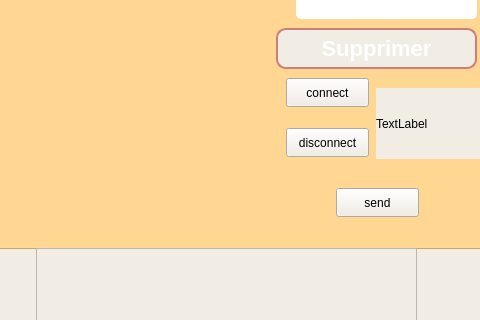
Old version of the form mainwindow.ui in the repository ProjetCpp-2425/projetcpp-gest-up; both pictures show x 834 to 1314 and y 302 to 622 of the 1314 by 803 pixel window.
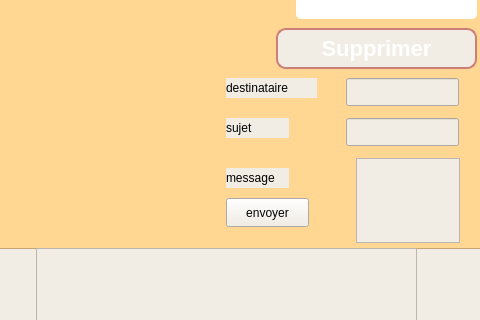
New version of the form. Icons and pictures are not drawn.

```diff
--- a/mainwindow.ui
+++ b/mainwindow.ui
@@ -1214,56 +1214,86 @@
      <enum>QFrame::Raised</enum>
     </property>
    </widget>
-   <widget class="QPushButton" name="connectButton">
+   <widget class="QLabel" name="label_16">
     <property name="geometry">
      <rect>
-      <x>1120</x>
+      <x>1060</x>
       <y>380</y>
-      <width>83</width>
-      <height>29</height>
+      <width>91</width>
+      <height>20</height>
      </rect>
     </property>
     <property name="text">
-     <string>connect</string>
+     <string>destinataire</string>
     </property>
    </widget>
-   <widget class="QPushButton" name="sendCommandButton">
+   <widget class="QLineEdit" name="lineEditRecipient">
     <property name="geometry">
      <rect>
-      <x>1170</x>
-      <y>490</y>
-      <width>83</width>
-      <height>29</height>
+      <x>1180</x>
+      <y>380</y>
+      <width>113</width>
+      <height>28</height>
      </rect>
     </property>
+   </widget>
+   <widget class="QLabel" name="label_17">
+    <property name="geometry">
+     <rect>
+      <x>1060</x>
+      <y>420</y>
+      <width>63</width>
+      <height>20</height>
+     </rect>
+    </property>
     <property name="text">
-     <string>send</string>
+     <string>sujet</string>
     </property>
    </widget>
-   <widget class="QPushButton" name="disconnectButton">
+   <widget class="QLineEdit" name="lineEditSubject">
     <property name="geometry">
      <rect>
-      <x>1120</x>
-      <y>430</y>
-      <width>83</width>
-      <height>29</height>
+      <x>1180</x>
+      <y>420</y>
+      <width>113</width>
+      <height>28</height>
      </rect>
     </property>
+   </widget>
+   <widget class="QTextEdit" name="textEditMessage">
+    <property name="geometry">
+     <rect>
+      <x>1190</x>
+      <y>460</y>
+      <width>104</width>
+      <height>85</height>
+     </rect>
+    </property>
+   </widget>
+   <widget class="QLabel" name="label_18">
+    <property name="geometry">
+     <rect>
+      <x>1060</x>
+      <y>470</y>
+      <width>63</width>
+      <height>20</height>
+     </rect>
+    </property>
     <property name="text">
-     <string>disconnect</string>
+     <string>message</string>
     </property>
    </widget>
-   <widget class="QLabel" name="receivedDataLabel">
+   <widget class="QPushButton" name="pushButtonSend">
     <property name="geometry">
      <rect>
-      <x>1210</x>
-      <y>390</y>
-      <width>121</width>
-      <height>71</height>
+      <x>1060</x>
+      <y>500</y>
+      <width>83</width>
+      <height>29</height>
      </rect>
     </property>
     <property name="text">
-     <string>TextLabel</string>
+     <string>envoyer</string>
     </property>
    </widget>
   </widget>
```
